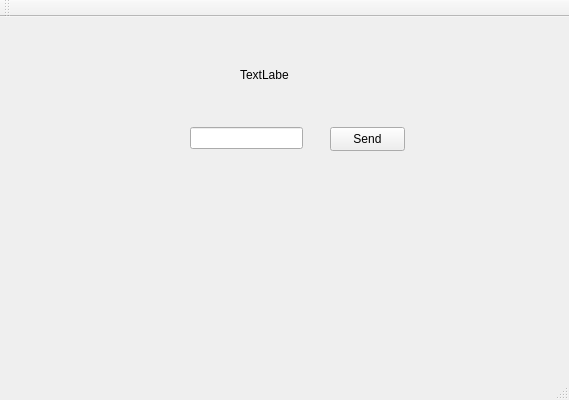
Qt form ModernCppProject/HTTPClient/GUI/NumericQuestion.ui (Codreanu-Alexandru/ProjectModernCpp) before a commit.
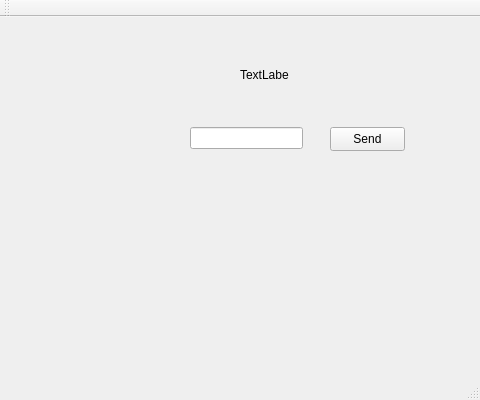
The same form after that commit.

Commit message: Commented and changed files to test ready button.

Diff of the .ui file:
```diff
--- a/ModernCppProject/HTTPClient/GUI/NumericQuestion.ui
+++ b/ModernCppProject/HTTPClient/GUI/NumericQuestion.ui
@@ -6,7 +6,7 @@
    <rect>
     <x>0</x>
     <y>0</y>
-    <width>569</width>
+    <width>480</width>
     <height>400</height>
    </rect>
   </property>
```
Left out of the diff: 4 changed lines with no effect on the pictures. The commit also changes 6 other files.
